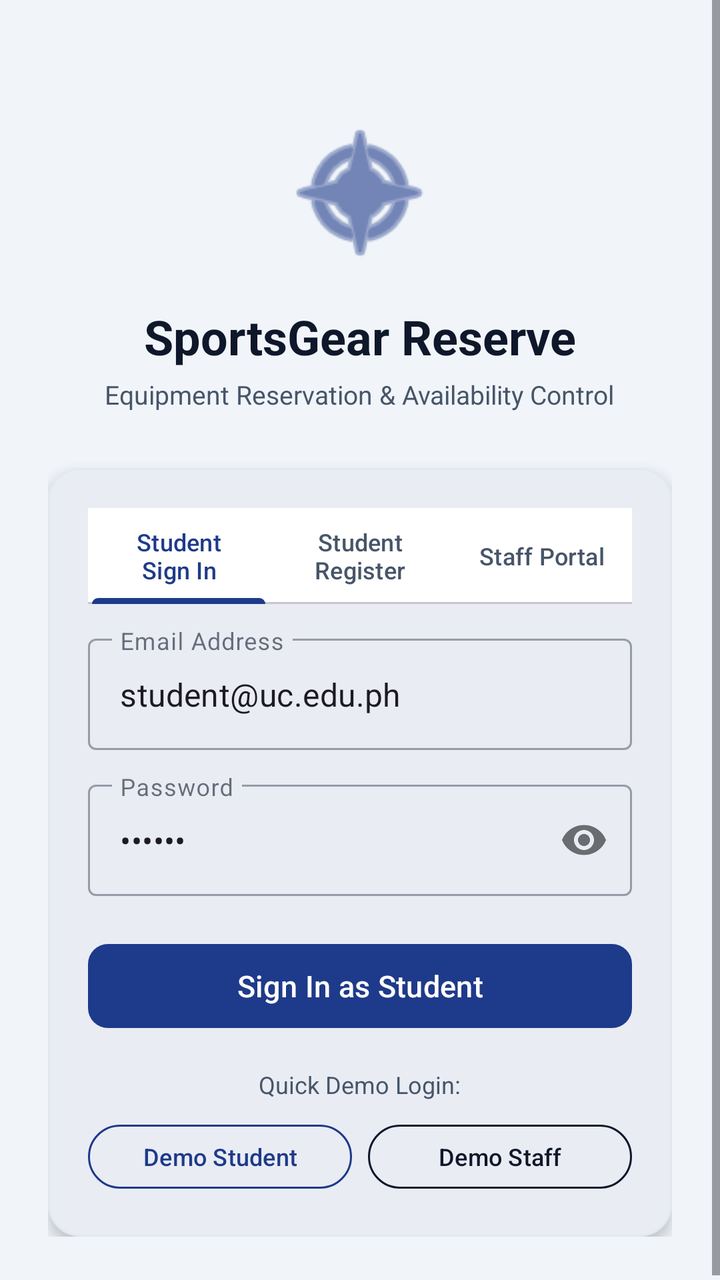
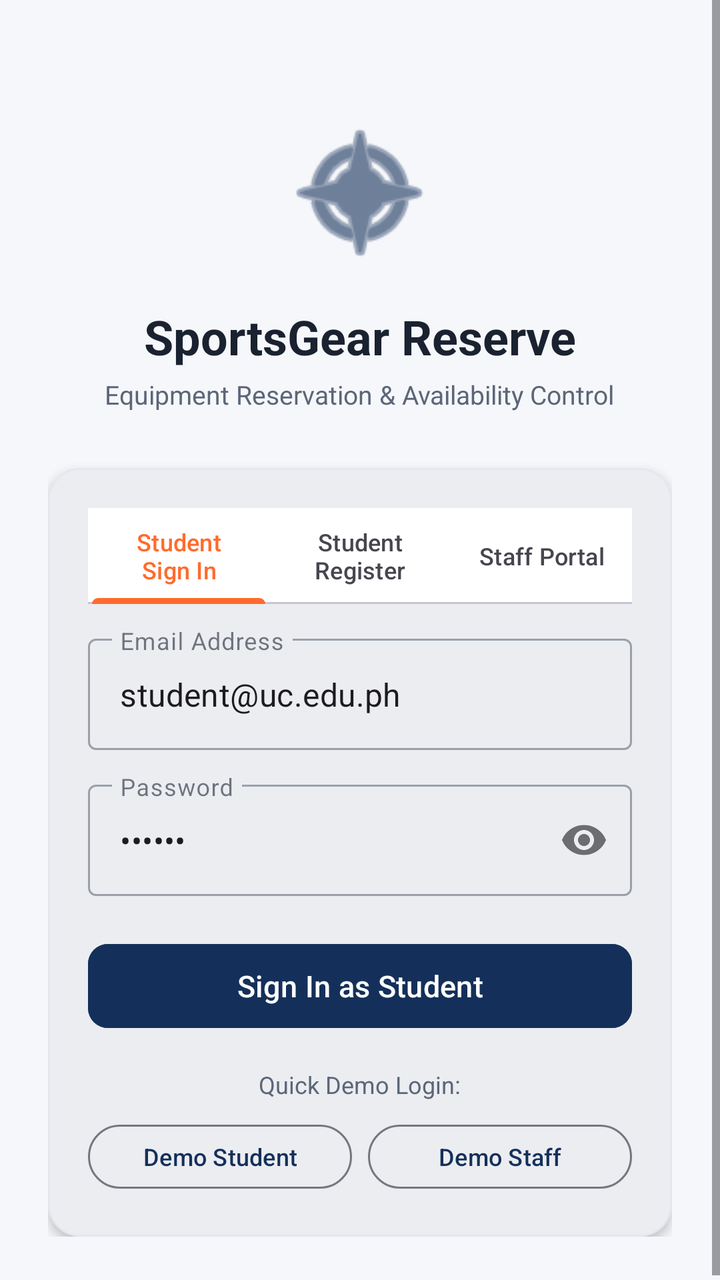

Screens rendered from an Android XML layout before and after an edit, with the pre-edit source and the edit as a unified diff.
<!-- AndroidManifest.xml: application theme Theme.SportsGearReserve -->
<!-- res/layout/activity_login.xml -->
<?xml version="1.0" encoding="utf-8"?>
<ScrollView
    xmlns:android="http://schemas.android.com/apk/res/android"
    xmlns:app="http://schemas.android.com/apk/res-auto"
    xmlns:tools="http://schemas.android.com/tools"
    android:layout_width="match_parent"
    android:layout_height="match_parent"
    android:fillViewport="true"
    android:background="@color/app_background">

    <LinearLayout
        android:layout_width="match_parent"
        android:layout_height="wrap_content"
        android:orientation="vertical"
        android:gravity="center_horizontal"
        android:padding="24dp">

        <ImageView
            android:layout_width="80dp"
            android:layout_height="80dp"
            android:layout_marginTop="32dp"
            android:contentDescription="App Logo"
            android:src="@android:drawable/ic_menu_compass"
            app:tint="@color/primary_blue" />

        <TextView
            android:layout_width="wrap_content"
            android:layout_height="wrap_content"
            android:layout_marginTop="16dp"
            android:text="SportsGear Reserve"
            android:textSize="24sp"
            android:textStyle="bold"
            android:textColor="@color/text_primary" />

        <TextView
            android:layout_width="wrap_content"
            android:layout_height="wrap_content"
            android:layout_marginTop="4dp"
            android:text="Equipment Reservation &amp; Availability Control"
            android:textSize="13sp"
            android:textColor="@color/text_secondary" />

        <com.google.android.material.card.MaterialCardView
            android:layout_width="match_parent"
            android:layout_height="wrap_content"
            android:layout_marginTop="28dp"
            app:cardCornerRadius="16dp"
            app:cardElevation="4dp"
            app:cardBackgroundColor="@color/surface"
            app:strokeColor="@color/card_stroke"
            app:strokeWidth="1dp">

            <LinearLayout
                android:layout_width="match_parent"
                android:layout_height="wrap_content"
                android:orientation="vertical"
                android:padding="20dp">

                <com.google.android.material.tabs.TabLayout
                    android:id="@+id/tabLayoutMode"
                    android:layout_width="match_parent"
                    android:layout_height="wrap_content"
                    app:tabIndicatorColor="@color/primary_blue"
                    app:tabSelectedTextColor="@color/primary_blue"
                    app:tabTextColor="@color/text_secondary"
                    app:tabIndicatorFullWidth="true">
                    <com.google.android.material.tabs.TabItem
                        android:layout_width="wrap_content"
                        android:layout_height="wrap_content"
                        android:text="Student Sign In" />
                    <com.google.android.material.tabs.TabItem
                        android:layout_width="wrap_content"
                        android:layout_height="wrap_content"
                        android:text="Student Register" />
                    <com.google.android.material.tabs.TabItem
                        android:layout_width="wrap_content"
                        android:layout_height="wrap_content"
                        android:text="Staff Portal" />
                </com.google.android.material.tabs.TabLayout>

                
                <com.google.android.material.textfield.TextInputLayout
                    android:id="@+id/tilFullName"
                    style="@style/Widget.MaterialComponents.TextInputLayout.OutlinedBox"
                    android:layout_width="match_parent"
                    android:layout_height="wrap_content"
                    android:layout_marginTop="16dp"
                    android:hint="Full Name"
                    android:visibility="gone"
                    tools:visibility="visible">
                    <com.google.android.material.textfield.TextInputEditText
                        android:id="@+id/etFullName"
                        android:layout_width="match_parent"
                        android:layout_height="wrap_content"
                        android:inputType="textPersonName" />
                </com.google.android.material.textfield.TextInputLayout>

                
                <com.google.android.material.textfield.TextInputLayout
                    android:id="@+id/tilStudentId"
                    style="@style/Widget.MaterialComponents.TextInputLayout.OutlinedBox"
                    android:layout_width="match_parent"
                    android:layout_height="wrap_content"
                    android:layout_marginTop="12dp"
                    android:hint="Student ID Number"
                    android:visibility="gone"
                    tools:visibility="visible">
                    <com.google.android.material.textfield.TextInputEditText
                        android:id="@+id/etStudentId"
                        android:layout_width="match_parent"
                        android:layout_height="wrap_content"
                        android:inputType="number" />
                </com.google.android.material.textfield.TextInputLayout>

                
                <com.google.android.material.textfield.TextInputLayout
                    android:id="@+id/tilEmail"
                    style="@style/Widget.MaterialComponents.TextInputLayout.OutlinedBox"
                    android:layout_width="match_parent"
                    android:layout_height="wrap_content"
                    android:layout_marginTop="12dp"
                    android:hint="Email Address">
                    <com.google.android.material.textfield.TextInputEditText
                        android:id="@+id/etEmail"
                        android:layout_width="match_parent"
                        android:layout_height="wrap_content"
                        android:inputType="textEmailAddress"
                        android:text="student@uc.edu.ph" />
                </com.google.android.material.textfield.TextInputLayout>

                
                <com.google.android.material.textfield.TextInputLayout
                    android:id="@+id/tilPassword"
                    style="@style/Widget.MaterialComponents.TextInputLayout.OutlinedBox"
                    android:layout_width="match_parent"
                    android:layout_height="wrap_content"
                    android:layout_marginTop="12dp"
                    android:hint="Password"
                    app:passwordToggleEnabled="true">
                    <com.google.android.material.textfield.TextInputEditText
                        android:id="@+id/etPassword"
                        android:layout_width="match_parent"
                        android:layout_height="wrap_content"
                        android:inputType="textPassword"
                        android:text="123456" />
                </com.google.android.material.textfield.TextInputLayout>

                <TextView
                    android:id="@+id/tvRoleNote"
                    android:layout_width="match_parent"
                    android:layout_height="wrap_content"
                    android:layout_marginTop="12dp"
                    android:textSize="12sp"
                    android:textColor="@color/text_secondary"
                    android:text="Note: Staff accounts must be pre-authorized by sports office administration."
                    android:visibility="gone"
                    tools:visibility="visible" />

                <com.google.android.material.button.MaterialButton
                    android:id="@+id/btnSubmit"
                    android:layout_width="match_parent"
                    android:layout_height="50dp"
                    android:layout_marginTop="20dp"
                    android:text="Sign In as Student"
                    android:textSize="15sp"
                    app:backgroundTint="@color/primary_blue"
                    app:cornerRadius="10dp" />

                
                <TextView
                    android:layout_width="wrap_content"
                    android:layout_height="wrap_content"
                    android:layout_gravity="center_horizontal"
                    android:layout_marginTop="16dp"
                    android:text="Quick Demo Login:"
                    android:textSize="12sp"
                    android:textColor="@color/text_secondary" />

                <LinearLayout
                    android:layout_width="match_parent"
                    android:layout_height="wrap_content"
                    android:layout_marginTop="8dp"
                    android:orientation="horizontal"
                    android:gravity="center">

                    <com.google.android.material.button.MaterialButton
                        android:id="@+id/btnDemoStudent"
                        style="@style/Widget.Material3.Button.OutlinedButton"
                        android:layout_width="0dp"
                        android:layout_height="40dp"
                        android:layout_weight="1"
                        android:layout_marginEnd="4dp"
                        android:text="Demo Student"
                        android:textColor="@color/primary_blue"
                        app:strokeColor="@color/primary_blue"
                        android:textSize="12sp" />

                    <com.google.android.material.button.MaterialButton
                        android:id="@+id/btnDemoStaff"
                        style="@style/Widget.Material3.Button.OutlinedButton"
                        android:layout_width="0dp"
                        android:layout_height="40dp"
                        android:layout_weight="1"
                        android:layout_marginStart="4dp"
                        android:text="Demo Staff"
                        android:textColor="@color/primary"
                        app:strokeColor="@color/primary"
                        android:textSize="12sp" />

                </LinearLayout>

            </LinearLayout>

        </com.google.android.material.card.MaterialCardView>

    </LinearLayout>

</ScrollView>
<!-- resources referenced by this layout -->
<resources>
  <color name="app_background">#F1F5F9</color>
  <color name="card_stroke">#E2E8F0</color>
  <color name="primary">#0F172A</color>
  <color name="primary_blue">#1E3A8A</color>
  <color name="surface">#FFFFFF</color>
  <color name="text_primary">#0F172A</color>
  <color name="text_secondary">#475569</color>
  <style name="Theme.SportsGearReserve" parent="Base.Theme.SportsGearReserve" />
  <style name="Base.Theme.SportsGearReserve" parent="Theme.Material3.DayNight.NoActionBar">
          
          <item name="colorPrimary">@color/primary_blue</item>
          <item name="colorOnPrimary">@color/text_on_primary</item>
          <item name="colorPrimaryContainer">@color/primary</item>
          <item name="colorOnPrimaryContainer">@color/text_on_primary</item>
          <item name="colorSecondary">@color/secondary</item>
          <item name="colorTertiary">@color/accent</item>
          <item name="android:windowBackground">@color/app_background</item>
          <item name="colorSurface">@color/surface</item>
          <item name="colorOnSurface">@color/text_primary</item>
      </style>
  <color name="text_on_primary">#FFFFFF</color>
  <color name="secondary">#0284C7</color>
  <color name="accent">#F97316</color>
</resources>

<!-- the commit's change to res/layout/activity_login.xml (unified diff, before → after) -->
@@ -21,7 +21,7 @@
             android:layout_marginTop="32dp"
             android:contentDescription="App Logo"
             android:src="@android:drawable/ic_menu_compass"
-            app:tint="@color/primary_blue" />
+            app:tint="@color/primary" />
 
         <TextView
             android:layout_width="wrap_content"
@@ -45,10 +45,10 @@
             android:layout_height="wrap_content"
             android:layout_marginTop="28dp"
             app:cardCornerRadius="16dp"
-            app:cardElevation="4dp"
-            app:cardBackgroundColor="@color/surface"
+            app:cardElevation="3dp"
+            app:strokeWidth="1dp"
             app:strokeColor="@color/card_stroke"
-            app:strokeWidth="1dp">
+            app:cardBackgroundColor="@color/surface">
 
             <LinearLayout
                 android:layout_width="match_parent"
@@ -60,9 +60,8 @@
                     android:id="@+id/tabLayoutMode"
                     android:layout_width="match_parent"
                     android:layout_height="wrap_content"
-                    app:tabIndicatorColor="@color/primary_blue"
-                    app:tabSelectedTextColor="@color/primary_blue"
-                    app:tabTextColor="@color/text_secondary"
+                    app:tabIndicatorColor="@color/accent"
+                    app:tabSelectedTextColor="@color/accent"
                     app:tabIndicatorFullWidth="true">
                     <com.google.android.material.tabs.TabItem
                         android:layout_width="wrap_content"
@@ -163,7 +162,7 @@
                     android:layout_marginTop="20dp"
                     android:text="Sign In as Student"
                     android:textSize="15sp"
-                    app:backgroundTint="@color/primary_blue"
+                    android:backgroundTint="@color/primary"
                     app:cornerRadius="10dp" />
 
                 
@@ -191,8 +190,6 @@
                         android:layout_weight="1"
                         android:layout_marginEnd="4dp"
                         android:text="Demo Student"
-                        android:textColor="@color/primary_blue"
-                        app:strokeColor="@color/primary_blue"
                         android:textSize="12sp" />
 
                     <com.google.android.material.button.MaterialButton
@@ -203,8 +200,6 @@
                         android:layout_weight="1"
                         android:layout_marginStart="4dp"
                         android:text="Demo Staff"
-                        android:textColor="@color/primary"
-                        app:strokeColor="@color/primary"
                         android:textSize="12sp" />
 
                 </LinearLayout>
<!-- resource entries referenced after the edit -->
@@ -1,27 +1,32 @@
 <!-- resources referenced by this layout -->
 <resources>
-  <color name="app_background">#F1F5F9</color>
-  <color name="card_stroke">#E2E8F0</color>
-  <color name="primary">#0F172A</color>
-  <color name="primary_blue">#1E3A8A</color>
+  <color name="app_background">#F6F7FA</color>
+  <color name="card_stroke">#E3E7EE</color>
+  <color name="primary">#14305A</color>
   <color name="surface">#FFFFFF</color>
-  <color name="text_primary">#0F172A</color>
-  <color name="text_secondary">#475569</color>
+  <color name="text_primary">#1A2230</color>
+  <color name="text_secondary">#5B6678</color>
   <style name="Theme.SportsGearReserve" parent="Base.Theme.SportsGearReserve" />
   <style name="Base.Theme.SportsGearReserve" parent="Theme.Material3.DayNight.NoActionBar">
           
-          <item name="colorPrimary">@color/primary_blue</item>
+          <item name="colorPrimary">@color/primary</item>
           <item name="colorOnPrimary">@color/text_on_primary</item>
-          <item name="colorPrimaryContainer">@color/primary</item>
+          <item name="colorPrimaryContainer">@color/primary_variant</item>
           <item name="colorOnPrimaryContainer">@color/text_on_primary</item>
-          <item name="colorSecondary">@color/secondary</item>
+          <item name="colorSecondary">@color/accent</item>
+          <item name="colorOnSecondary">@color/white</item>
           <item name="colorTertiary">@color/accent</item>
           <item name="android:windowBackground">@color/app_background</item>
           <item name="colorSurface">@color/surface</item>
           <item name="colorOnSurface">@color/text_primary</item>
+  
+          
+          <item name="tabIndicatorColor">@color/accent</item>
+          <item name="tabSelectedTextColor">@color/accent</item>
       </style>
   <color name="text_on_primary">#FFFFFF</color>
-  <color name="secondary">#0284C7</color>
-  <color name="accent">#F97316</color>
+  <color name="primary_variant">#0D2140</color>
+  <color name="white">#FFFFFFFF</color>
+  <color name="accent">#FF6B2C</color>
 </resources>
 
